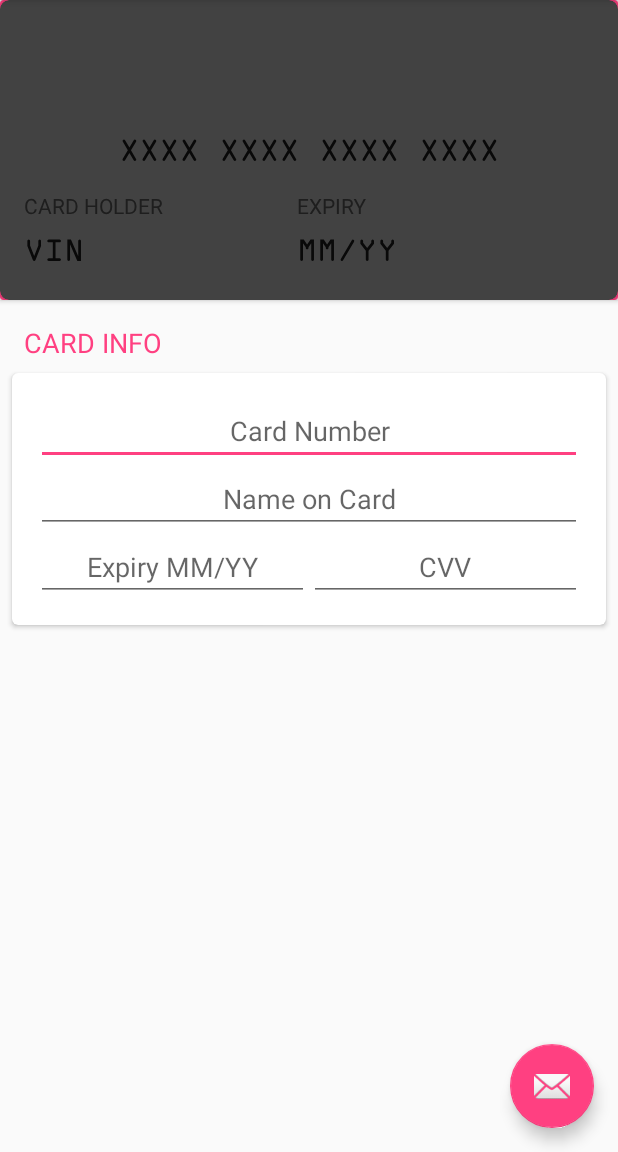
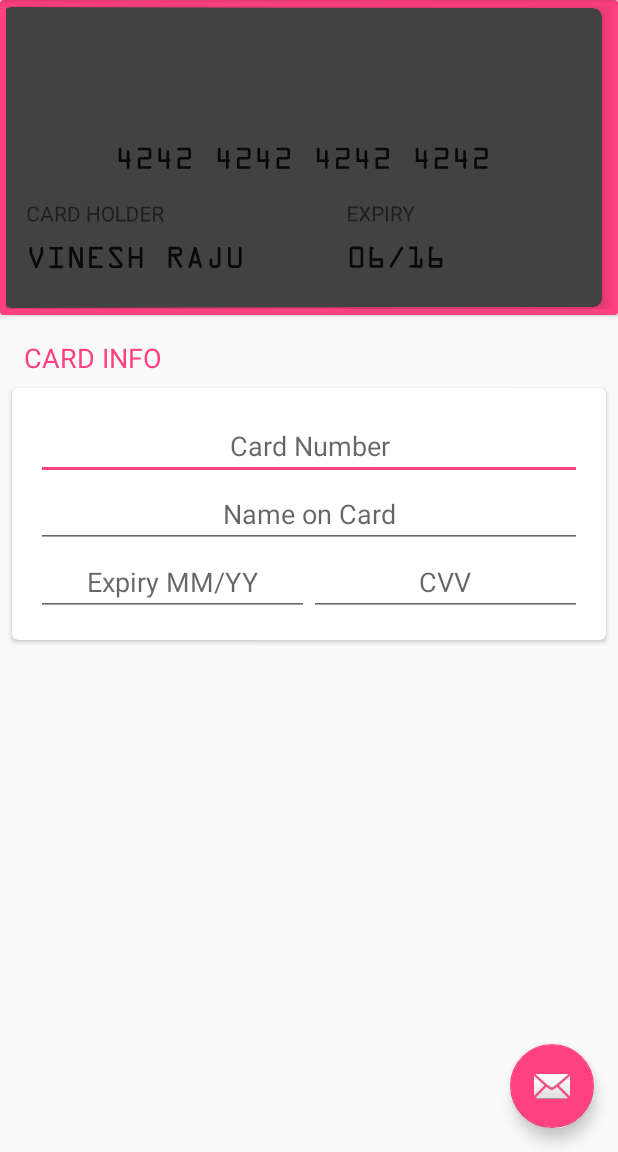
Before and after one commit to theVinesh/CreditCardView, an Android app: the screen it shows after launch (MainActivity), on a phone screen of 412 x 824 dp, the part 84-1236 px from its top. Run offline under Robolectric (Android 15) with nearby library versions, the phone set to English and light mode, and no system bars.

Commit message:
padding to view and cvv text

```diff
--- a/creditcardview/build.gradle
+++ b/creditcardview/build.gradle
@@ -13,7 +13,7 @@ ext {
     siteUrl = 'https://github.com/VineshRaju/CreditCardView'
     gitUrl = 'https://github.com/VineshRaju/CreditCardView.git'
 
-    libraryVersion = '1.1.4'
+    libraryVersion = '1.1.5'
 
     developerId = 'vineshraju'
     developerName = 'Vinesh Raju'
--- a/creditcardview/src/main/java/xyz/vinesh/creditcardview/Card.java
+++ b/creditcardview/src/main/java/xyz/vinesh/creditcardview/Card.java
@@ -7,22 +7,22 @@ package xyz.vinesh.creditcardview;
 public class Card {
     public static final String NAME_KEY = "xyz.vinesh.NAME", NUMBER_KEY = "xyz.vinesh.NUMBER", CVV_KEY = "xyz.vinesh.CVV", EXPIRY_KEY = "xyz.vinesh.EXPIRY", COLOR_KEY = "xyz.vinesh.COLOR";
     private String cardHolderName, cardNumber, expiry, cvv;
-    private int cardColor;
+    private int cardForegroundColor;
 
-    public Card(String cardHolderName, String cardNumber, String cvv, String expiry, int cardColor) {
+    public Card(String cardHolderName, String cardNumber, String cvv, String expiry, int cardForegroundColor) {
         this.cardHolderName = cardHolderName;
         this.cardNumber = cardNumber;
         this.cvv = cvv;
         this.expiry = expiry;
-        this.cardColor = cardColor;
+        this.cardForegroundColor = cardForegroundColor;
     }
 
-    public int getCardColor() {
-        return cardColor;
+    public int getCardForegroundColor() {
+        return cardForegroundColor;
     }
 
-    public void setCardColor(int cardColor) {
-        this.cardColor = cardColor;
+    public void setCardForegroundColor(int cardForegroundColor) {
+        this.cardForegroundColor = cardForegroundColor;
     }
 
     public String getCardHolderName() {
--- a/creditcardview/src/main/java/xyz/vinesh/creditcardview/CreditCardViewBack.java
+++ b/creditcardview/src/main/java/xyz/vinesh/creditcardview/CreditCardViewBack.java
@@ -37,7 +37,7 @@ public class CreditCardViewBack extends Fragment implements CardUpdateListener {
         args.putString(Card.NUMBER_KEY, card.getCardNumber());
         args.putString(Card.EXPIRY_KEY, card.getExpiry());
         args.putString(Card.CVV_KEY, card.getCvv());
-        args.putInt(Card.COLOR_KEY, card.getCardColor());
+        args.putInt(Card.COLOR_KEY, card.getCardForegroundColor());
         fragment.setArguments(args);
         return fragment;
     }
@@ -87,7 +87,7 @@ public class CreditCardViewBack extends Fragment implements CardUpdateListener {
 
 
     private void update() {
-        cardView.setCardBackgroundColor(card.getCardColor());
+        cardView.setCardBackgroundColor(card.getCardForegroundColor());
         cvv.setText(card.getCvv());
         refreshLogo(card.getCardNumber());
     }
--- a/creditcardview/src/main/java/xyz/vinesh/creditcardview/CreditCardViewFront.java
+++ b/creditcardview/src/main/java/xyz/vinesh/creditcardview/CreditCardViewFront.java
@@ -38,7 +38,7 @@ public class CreditCardViewFront extends Fragment implements CardUpdateListener
         args.putString(Card.NUMBER_KEY, card.getCardNumber());
         args.putString(Card.EXPIRY_KEY, card.getExpiry());
         args.putString(Card.CVV_KEY, card.getCvv());
-        args.putInt(Card.COLOR_KEY, card.getCardColor());
+        args.putInt(Card.COLOR_KEY, card.getCardForegroundColor());
         fragment.setArguments(args);
         return fragment;
     }
@@ -97,7 +97,7 @@ public class CreditCardViewFront extends Fragment implements CardUpdateListener
     }
 
     private void update() {
-        cardView.setCardBackgroundColor(card.getCardColor());
+        cardView.setCardBackgroundColor(card.getCardForegroundColor());
         number.setText(introduceGaps(card.getCardNumber()));
         name.setText(card.getCardHolderName());
         expiry.setText(card.getExpiry());
--- a/creditcardview/src/main/res/layout/credit_card_view.xml
+++ b/creditcardview/src/main/res/layout/credit_card_view.xml
@@ -2,5 +2,6 @@
 <android.support.v4.view.ViewPager xmlns:android="http://schemas.android.com/apk/res/android"
     android:id="@+id/vpCardsPager"
     android:layout_width="match_parent"
-    android:layout_height="200dp"
+    android:layout_height="210dp"
+    android:padding="4dp"
     android:orientation="vertical" />
--- a/creditcardview/src/main/res/layout/credit_card_view_back.xml
+++ b/creditcardview/src/main/res/layout/credit_card_view_back.xml
@@ -31,7 +31,7 @@
                 android:layout_width="wrap_content"
                 android:layout_height="match_parent"
                 android:layout_gravity="right"
-                android:layout_marginRight="8dp"
+                android:layout_marginRight="16dp"
                 android:gravity="center"
                 android:text="322"
                 android:textColor="#000000" />
--- a/sample/src/main/res/layout/content_main.xml
+++ b/sample/src/main/res/layout/content_main.xml
@@ -22,7 +22,10 @@
                 android:layout_height="wrap_content"
                 app:cardForegroundColor="@color/cardview_dark_background"
                 app:cardBackgroundColor="@color/colorAccent"
-                app:cardHolderName="Vin" />
+                app:cardHolderName="Vinesh Raju"
+                app:expiry="06/16"
+                app:cvv="654"
+                app:cardNumber="4242424242424242"/>
 
             <!-- Card info-->
             <TextView
```
Also changed, not shown: creditcardview/src/main/java/xyz/vinesh/creditcardview/CreditCardView.java (+14 -0 lines).
